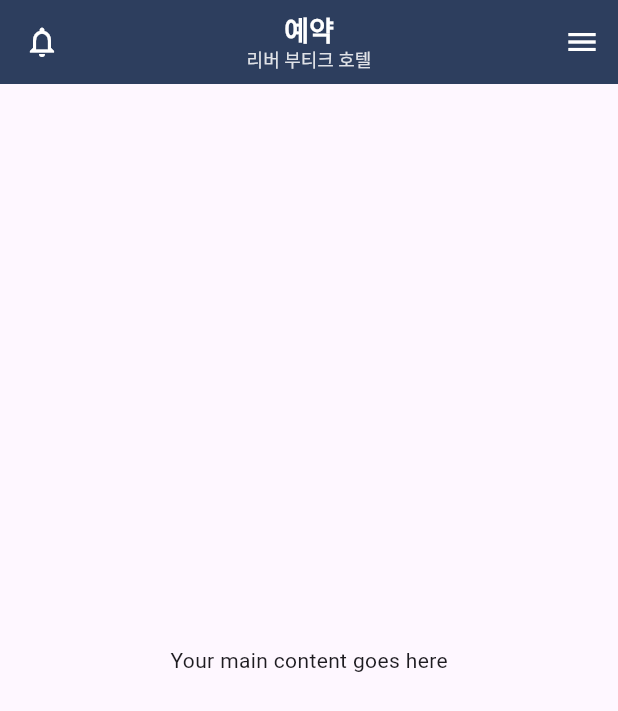
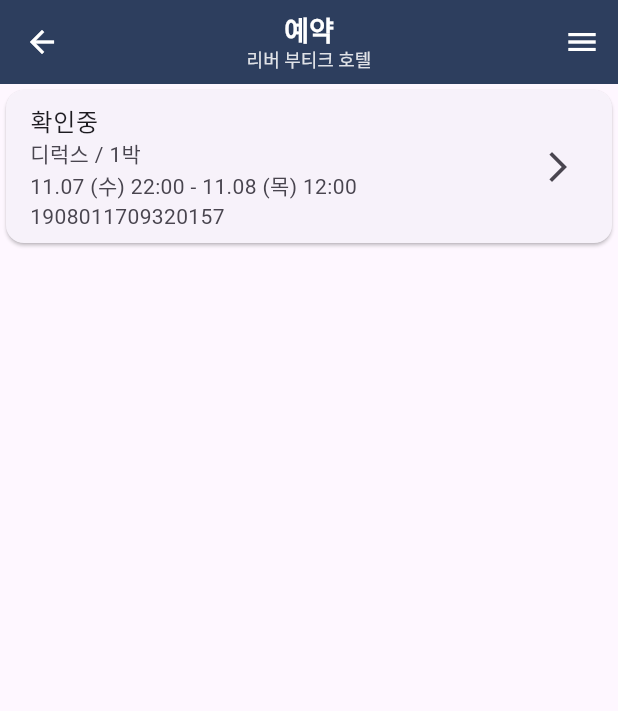
Before and after one commit to HEESEA-KIM/Nomad_Mate_Host, a Flutter app: the screen it shows after launch, on a phone screen of 412 x 824 dp. Shown: the top 711 px of the screen. Run offline on Flutter 3.47's test engine with Material 3 defaults, Android fonts, the phone set to English and light mode, and no system bars.

Commit message:
센터내용추가

```diff
--- a/lib/main.dart
+++ b/lib/main.dart
@@ -20,12 +20,24 @@
 class MyHomePage extends StatelessWidget {
   @override
   Widget build(BuildContext context) {
+    // Dummy data to populate the list
+    final List<Map<String, dynamic>> dataList = [
+      {
+        'title': '확인중',
+        'subtitle': '디럭스 / 1박',
+        'dates': '11.07 (수) 22:00 - 11.08 (목) 12:00',
+        'confirmationNumber': '1908011709320157',
+      },
+      // Add more entries here
+      // ...
+    ];
+
     return Scaffold(
       appBar: AppBar(
-        backgroundColor: Color(0xFF2D3E5E), // Replace with your desired color
-        elevation: 0, // Removes shadow below the AppBar
+        backgroundColor: Color(0xFF2D3E5E),
+        elevation: 0,
         leading: IconButton(
-          icon: Icon(Icons.notifications_none, color: Colors.white),
+          icon: Icon(Icons.arrow_back, color: Colors.white),
           onPressed: () {
             // Handle back icon press
           },
@@ -43,7 +55,7 @@
               ),
             ),
             Text(
-              '리버 부티크 호텔', // 'River Boutique Hotel' in Korean
+              '리버 부티크 호텔',
               style: TextStyle(
                 color: Colors.white.withOpacity(0.85),
                 fontSize: 12.0,
@@ -51,7 +63,7 @@
             ),
           ],
         ),
-        centerTitle: true, // This centers the title column
+        centerTitle: true,
         actions: <Widget>[
           IconButton(
             icon: Icon(Icons.menu, color: Colors.white),
@@ -61,8 +73,25 @@
           ),
         ],
       ),
-      body: Center(
-        child: Text('Your main content goes here'),
+      body: SingleChildScrollView(
+        child: Column(
+          children: dataList.map((data) {
+            return Card(
+              child: ListTile(
+                title: Text(data['title']),
+                subtitle: Column(
+                  crossAxisAlignment: CrossAxisAlignment.start,
+                  children: <Widget>[
+                    Text(data['subtitle']),
+                    Text(data['dates']),
+                    Text(data['confirmationNumber']),
+                  ],
+                ),
+                trailing: Icon(Icons.arrow_forward_ios),
+              ),
+            );
+          }).toList(),
+        ),
       ),
     );
   }
```
